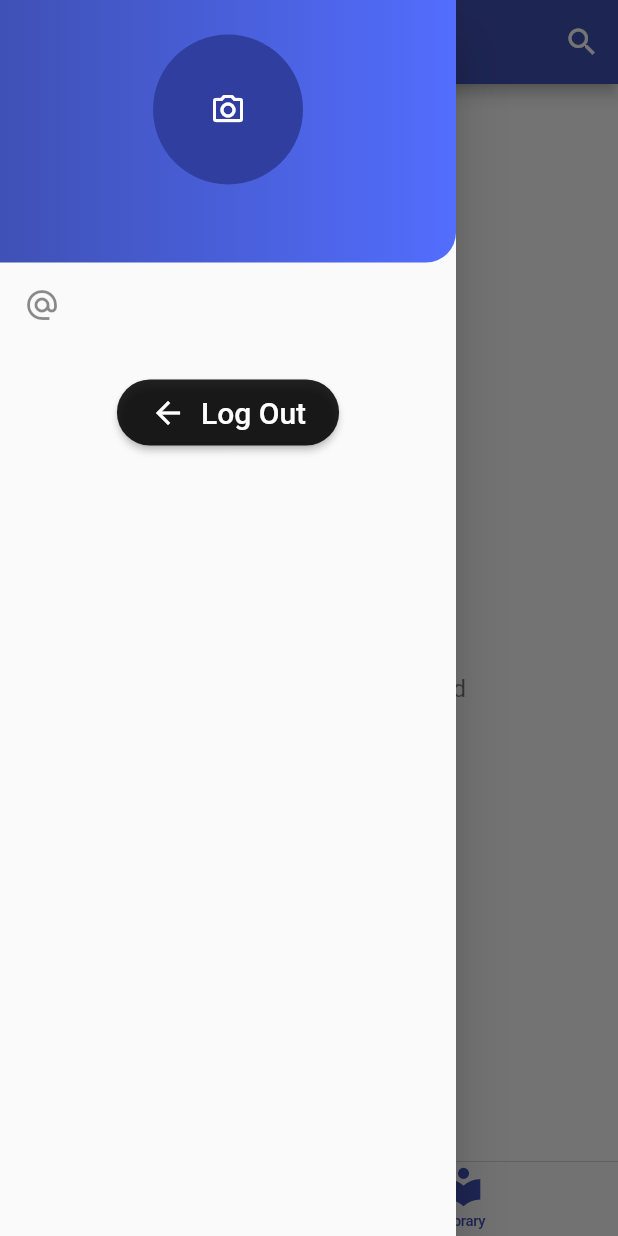
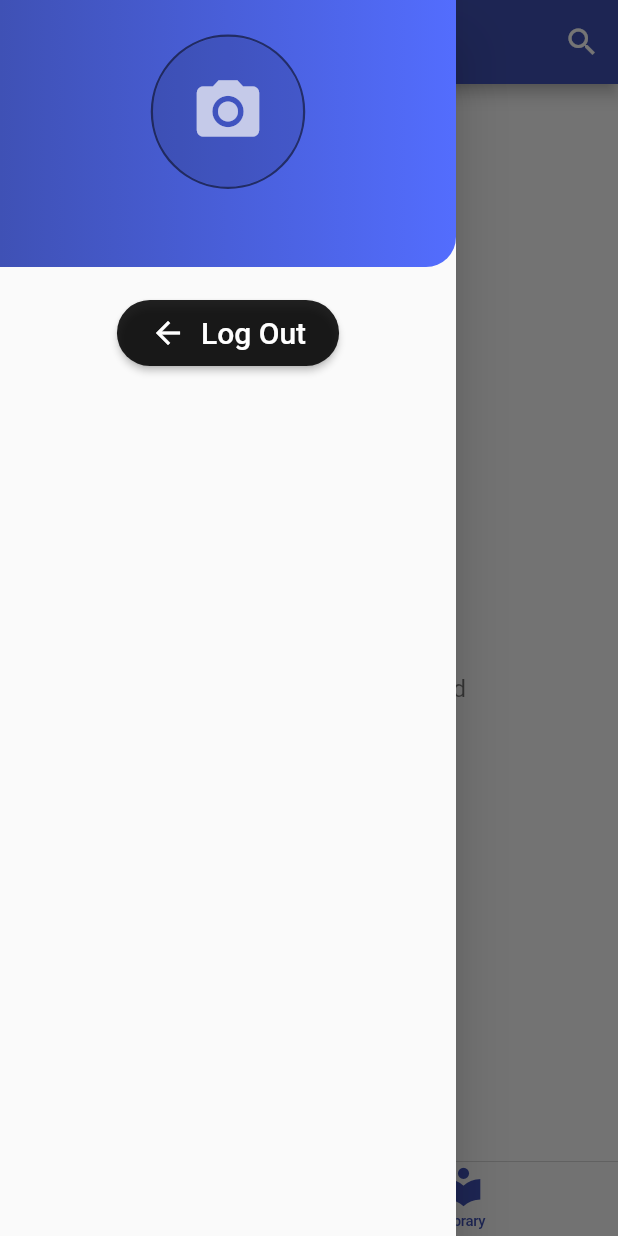
Before and after one commit to Asrar537/easy-lo-, a Flutter app: the HomePageDrawer screen opened directly, item 2 of the bottom bar chosen, with the side drawer open, on a phone screen of 412 x 824 dp. Run offline on Flutter 3.47's test engine with Material 2 defaults, Android fonts, the phone set to English and light mode, and no system bars; our stand-ins replace cached_network_image, cloud_firestore, firebase_auth, firebase_core, firebase_storage, font_awesome_flutter and 4 more; missing offline and left inert: flutter_cached_pdfview, flutter_facebook_login; accounts and stored records are empty.

Commit message:
fixing sallybus error new user register has error all done

```diff
--- a/lib/app/Home/DrawerUserProfile/DrawerUserProfile.dart
+++ b/lib/app/Home/DrawerUserProfile/DrawerUserProfile.dart
@@ -1,5 +1,6 @@
 import 'package:cached_network_image/cached_network_image.dart';
 import 'package:easy_lo/common/Platform_widget/platform_alert_dialog.dart';
+import 'package:easy_lo/common/image/avatar.dart';
 import 'package:easy_lo/services/auth.dart';
 import 'package:flutter/cupertino.dart';
 import 'package:flutter/material.dart';
@@ -14,7 +15,6 @@ class DrawerUserProfile extends StatelessWidget {
       print('from home page' + e.toString());
     }
   }
-
 
   Future<void> _confirmedSignOut(BuildContext context) async {
     //CUP_PlatformAlertDialog
@@ -33,7 +33,8 @@ class DrawerUserProfile extends StatelessWidget {
   @override
   Widget build(BuildContext context) {
     final user = Provider.of<GUser>(context, listen: false);
-    String url = user?.photoUrl??'';
+    String url = user?.photoUrl ?? '';
+
     return SafeArea(
       child: Drawer(
         child: Column(
@@ -61,18 +62,15 @@ class DrawerUserProfile extends StatelessWidget {
                         SizedBox(
                           height: 5,
                         ),
-                        CircleAvatar(
+                        Avatar(
+                          photoUrl: url,
                           radius: 50,
-                          child: Icon(Icons.camera_alt_outlined),
-                          backgroundImage: url.isEmpty
-                              ? null
-                              : CachedNetworkImageProvider(url),
                         ),
                         SizedBox(
                           height: 5,
                         ),
                         Text(
-                          user?.displayName??'Name',
+                          user?.displayName ?? 'Name',
                           style: TextStyle(color: Colors.white, fontSize: 25),
                         )
                       ],
@@ -84,10 +82,11 @@ class DrawerUserProfile extends StatelessWidget {
             ListView(
               shrinkWrap: true,
               children: [
+                if (user.email.isNotEmpty) ...[
                   ListTile(
                     leading: Icon(Icons.alternate_email),
                     title: Text(
-                    user?.email??'email.example.com',
+                      user?.email ?? 'email.example.com',
                       style: TextStyle(
                         fontFamily: 'Avenir',
                         fontSize: 16,
@@ -95,6 +94,7 @@ class DrawerUserProfile extends StatelessWidget {
                       ),
                     ),
                   ),
+                ],
               ],
             ),
             SizedBox(
--- a/lib/app/Home/Program/Entries/Book_Entries/Book/Entries_Video/entries_video_page.dart
+++ b/lib/app/Home/Program/Entries/Book_Entries/Book/Entries_Video/entries_video_page.dart
@@ -21,7 +21,7 @@ class EntriesVideoPage extends StatelessWidget {
           return ListItemBuilder<ProgramVideoModule>(
             snapshot: snapshot,
             itemBuilder: (context, video) {
-              String _videoId = YoutubePlayer.convertUrlToId(video.VUrl);
+              String _videoId = YoutubePlayer.convertUrlToId(video.vUrl);
               if(_videoId == null) {
                 return Container();
               }
@@ -31,7 +31,7 @@ class EntriesVideoPage extends StatelessWidget {
                     Navigator.of(context, rootNavigator: true).push(
                       CupertinoPageRoute(
                         builder: (context) => VideoPlayerScreen(
-                          videoId: video?.VUrl ?? '',
+                          videoId: video?.vUrl ?? '',
                           videoTitle: video.name,
                         ),
                       ),
--- a/lib/app/Home/module/program_video_module.dart
+++ b/lib/app/Home/module/program_video_module.dart
@@ -5,14 +5,14 @@ class ProgramVideoModule {
     @required this.id,
     @required this.name,
     this.dec,
-    this.VUrl,
-    this.VCata,
+    this.vUrl,
+    this.vCata,
   });
   final String id;
   final String name;
   final String dec;
-  final String VUrl;
-  final int VCata;
+  final String vUrl;
+  final int vCata;
 
   factory ProgramVideoModule.fromMap(
       Map<String, dynamic> data, String documentId) {
@@ -21,14 +21,14 @@ class ProgramVideoModule {
     }
     final String name = data['name'];
     final String dec = data['dec'];
-    final String VUrl = data['VUrl'];
-    final int VCata = data['VCata'];
+    final String vUrl = data['VUrl'];
+    final int vCata = data['VCata'];
     return ProgramVideoModule(
       id: documentId,
       name: name,
       dec: dec,
-      VUrl: VUrl,
-      VCata: VCata,
+      vUrl: vUrl,
+      vCata: vCata,
     );
   }
 
@@ -36,8 +36,8 @@ class ProgramVideoModule {
     return {
       'name': name,
       'dec': dec,
-      'VUrl': VUrl,
-      'VCata': VCata,
+      'VUrl': vUrl,
+      'VCata': vCata,
     };
   }
 }
--- a/lib/app/Sign_in/Bloc/Model/email_sign_in_change_model.dart
+++ b/lib/app/Sign_in/Bloc/Model/email_sign_in_change_model.dart
@@ -56,9 +56,13 @@ class EmailSignInChangeModel with EmailAndPassowrdValidator, ChangeNotifier {
   }
 
   bool get canSubmitted {
-    return emailValidator.isValid(email) &&
+    bool canSubmit = emailValidator.isValid(email) &&
         passwordValidator.isValid(password) &&
         !this.isLoading.value;
+    if(formType == EmailSignInFormType.register){
+      canSubmit = canSubmit && nameValidator.isValid(name);
+    }
+    return canSubmit;
   }
 
   String get primaryText => this.formType == EmailSignInFormType.signIn
--- a/lib/app/Sign_in/SignIn_dialog.dart
+++ b/lib/app/Sign_in/SignIn_dialog.dart
@@ -73,7 +73,6 @@ class _SignInDialogState extends State<SignInDialog> {
         body: Padding(
           padding: EdgeInsets.all(18),
           child: Column(
-            //mainAxisSize: MainAxisSize.max,
             mainAxisAlignment: MainAxisAlignment.center,
             crossAxisAlignment: CrossAxisAlignment.stretch,
             children: [
--- a/lib/app/landing_page.dart
+++ b/lib/app/landing_page.dart
@@ -20,12 +20,11 @@ class LandingPage extends StatelessWidget {
           return Provider<GUser>.value(
             value: user,
             child: Provider<Database>(
-              create: (_) => FireStoreDatabase(),//uid: user.uid
+              create: (_) => FireStoreDatabase(), //uid: user.uid
               child: HomePageDrawer(),
             ),
           );
         } else {
-          //when snapshot has no data not even null show app is loading
           return Scaffold(
             body: Center(
               child: CircularProgressIndicator(),
--- /dev/null
+++ b/lib/common/image/avatar.dart
@@ -0,0 +1,27 @@
+import 'package:flutter/material.dart';
+
+class Avatar extends StatelessWidget {
+  const Avatar({Key key, this.photoUrl,@required this.radius}) : super(key: key);
+
+  final String photoUrl;
+  final double radius;
+
+  @override
+  Widget build(BuildContext context) {
+    return Container(
+      decoration: BoxDecoration(
+        shape: BoxShape.circle,
+        border: Border.all(
+          color: Colors.black54,
+          width: 1.5,
+        )
+      ),
+      child: CircleAvatar(
+        radius: radius,
+        backgroundColor: Colors.black12,
+        backgroundImage: photoUrl.isNotEmpty ? NetworkImage(photoUrl) : null,
+        child: photoUrl.isEmpty ? Icon(Icons.camera_alt, size: radius,) : null,
+      ),
+    );
+  }
+}
--- a/lib/common/pdf_viewer/pdf_viewer.dart
+++ b/lib/common/pdf_viewer/pdf_viewer.dart
@@ -45,7 +45,6 @@ class _PdfViewerState extends State<PdfViewer> {
       builder: (context, snapshort) {
         if (snapshort.connectionState == ConnectionState.done) {
           String _url = snapshort.data;
-          print(_url);
           return const PDF().fromUrl(
             _url,
             placeholder: (double progress) => Center(
--- a/lib/main.dart
+++ b/lib/main.dart
@@ -5,8 +5,6 @@ import 'package:flutter/material.dart';
 import 'package:provider/provider.dart';
 
 void main() {
-  // WidgetsFlutterBinding.ensureInitialized();
-  // await Firebase.initializeApp();
   runApp(MyApp());
 }
 
--- a/lib/services/firestore_service/firebaseStroage.dart
+++ b/lib/services/firestore_service/firebaseStroage.dart
@@ -5,7 +5,7 @@ class FirebaseStorageServices extends ChangeNotifier {
   FirebaseStorageServices._();
   static final instance = FirebaseStorageServices._();
 
-  Future<dynamic> loadFromStorage(BuildContext context, String Url) async {
-    return await FirebaseStorage.instance.ref().child(Url).getDownloadURL();
+  Future<dynamic> loadFromStorage(BuildContext context, String url) async {
+    return await FirebaseStorage.instance.ref().child(url).getDownloadURL();
   }
 }
```
Also changed, not shown: lib/app/Home/Program/Entries/program_entries_page.dart (+5 -3 lines), lib/services/auth.dart (+8 -7 lines), lib/services/database.dart (+8 -2 lines), pubspec.yaml (+8 -8 lines), pubspec.lock, 1 other file. Lines whose indentation alone changed are shown as unchanged.
